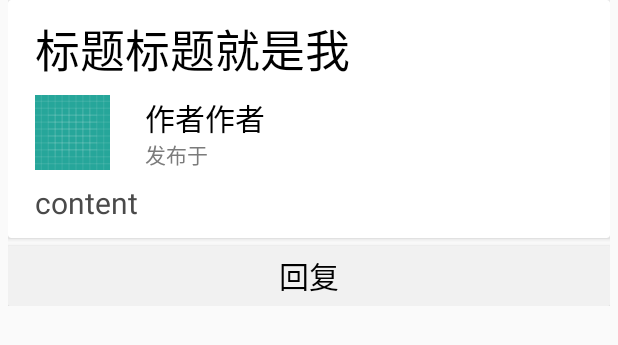
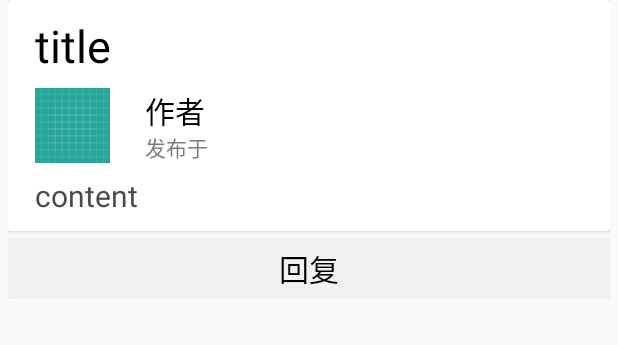
Before and after one commit to FourfireChen/V2EX, an Android app: the layout detail_item.xml on its own in the app's theme, with its tools: preview values and no code run, on a phone screen of 412 x 824 dp. Shown: the top 345 px of the screen. Run offline under Robolectric (Android 15) with nearby library versions, the phone set to English and light mode, and no system bars.

Commit message:
处理了一些细枝末节

```diff
--- a/app/src/main/res/layout/detail_item.xml
+++ b/app/src/main/res/layout/detail_item.xml
@@ -1,8 +1,8 @@
 <?xml version="1.0" encoding="utf-8"?>
 <RelativeLayout
     xmlns:android="http://schemas.android.com/apk/res/android"
-    android:paddingLeft="5dp"
-    android:paddingRight="5dp"
+    android:paddingStart="5dp"
+    android:paddingEnd="5dp"
     android:layout_width="match_parent"
     android:layout_height="wrap_content">
     <android.support.v7.widget.CardView
@@ -12,15 +12,15 @@
         android:layout_height="wrap_content">
         <RelativeLayout
             android:paddingTop="10dp"
-            android:paddingLeft="10dp"
-            android:paddingRight="10dp"
+            android:paddingStart="10dp"
+            android:paddingEnd="10dp"
             android:layout_width="match_parent"
             android:layout_height="wrap_content">
             <TextView
-                android:text="标题标题就是我"
+                android:text="title"
                 android:textSize="30dp"
                 android:id="@+id/detail_title"
-                android:layout_alignLeft="@id/detail_avatar"
+                android:layout_alignStart="@id/detail_avatar"
                 android:layout_width="match_parent"
                 android:layout_height="wrap_content" />
             <ImageView
@@ -32,10 +32,10 @@
                 android:layout_height="50dp" />
             <TextView
                 android:id="@+id/detail_author"
-                android:text="作者作者"
-                android:layout_toRightOf="@id/detail_avatar"
+                android:text="作者"
+                android:layout_toEndOf="@id/detail_avatar"
                 android:layout_alignTop="@id/detail_avatar"
-                android:layout_marginLeft="15dp"
+                android:layout_marginStart="15dp"
                 android:textSize="20dp"
                 android:layout_width="wrap_content"
                 android:layout_height="wrap_content" />
@@ -43,7 +43,7 @@
                 android:id="@+id/detail_time"
                 android:text="发布于"
                 android:textColor="@color/colorAccent"
-                android:layout_alignLeft="@id/detail_author"
+                android:layout_alignStart="@id/detail_author"
                 android:layout_alignBottom="@id/detail_avatar"
                 android:layout_width="wrap_content"
                 android:layout_height="wrap_content" />
@@ -51,7 +51,9 @@
                 android:text="content"
                 android:textColor="#4a4a4a"
                 android:textSize="20dp"
-                android:layout_alignLeft="@id/detail_avatar"
+                android:linksClickable="true"
+                android:autoLink="all"
+                android:layout_alignStart="@id/detail_avatar"
                 android:id="@+id/detail_content"
                 android:layout_marginBottom="10dp"
                 android:layout_below="@id/detail_avatar"
--- a/app/src/main/res/layout/main_activity.xml
+++ b/app/src/main/res/layout/main_activity.xml
@@ -9,11 +9,11 @@
         android:layout_width="match_parent"
         android:layout_height="60dp">
         <TextView
-            android:text="V2EX"
+            android:text="@string/app_name"
             android:typeface="serif"
             android:gravity="center"
             android:textSize="23dp"
-            android:layout_marginRight="20dp"
+            android:layout_marginStart="20dp"
             android:layout_width="match_parent"
             android:layout_height="match_parent" />
     </android.support.v7.widget.Toolbar>
```
Also changed, not shown: app/src/main/java/com/fourfire/v2ex/main/MainViewpagerAdapter.java (+41 -1 lines), app/src/main/java/com/fourfire/v2ex/util/ID.java (+5 -5 lines), app/src/main/res/layout/main_listitem_post.xml (+11 -11 lines).
